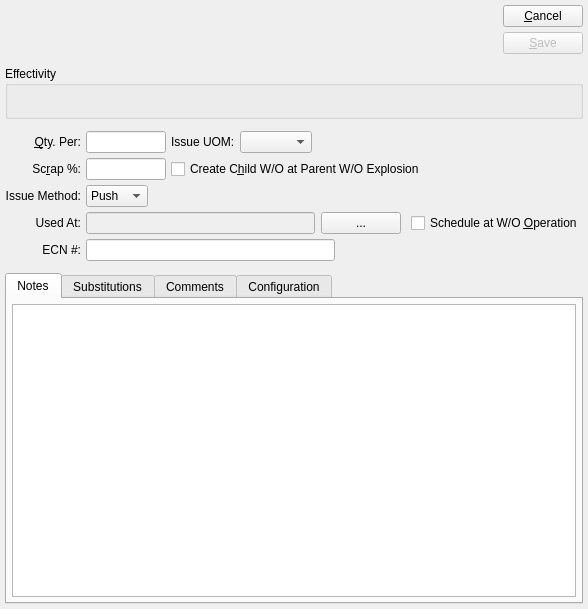
WooodHead/xtuple, file xtuple/trunk/guiclient/bomItem.ui: the form before one commit.
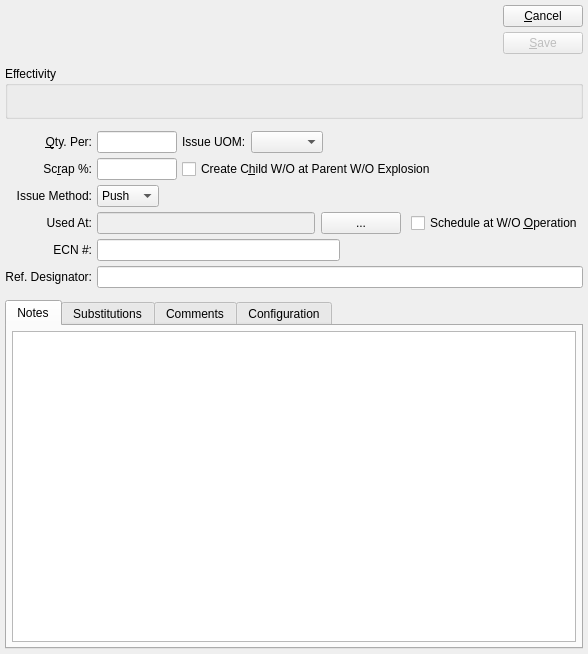
The form after the commit. Custom widgets are drawn as their Qt base class.

Patch:
```diff
--- a/xtuple/trunk/guiclient/bomItem.ui
+++ b/xtuple/trunk/guiclient/bomItem.ui
@@ -6,7 +6,7 @@
     <x>0</x>
     <y>0</y>
     <width>588</width>
-    <height>609</height>
+    <height>654</height>
    </rect>
   </property>
   <property name="windowTitle" >
@@ -15,10 +15,7 @@
   <layout class="QGridLayout" >
    <item row="0" column="0" >
     <layout class="QGridLayout" >
-     <property name="horizontalSpacing" >
-      <number>12</number>
-     </property>
-     <property name="verticalSpacing" >
+     <property name="spacing" >
       <number>12</number>
      </property>
      <item row="0" column="0" >
@@ -453,6 +450,19 @@
          </item>
         </layout>
        </item>
+       <item row="5" column="0" >
+        <widget class="QLabel" name="_refLit" >
+         <property name="text" >
+          <string>Ref. Designator:</string>
+         </property>
+         <property name="alignment" >
+          <set>Qt::AlignRight|Qt::AlignTrailing|Qt::AlignVCenter</set>
+         </property>
+        </widget>
+       </item>
+       <item row="5" column="1" >
+        <widget class="QLineEdit" name="_ref" />
+       </item>
       </layout>
      </item>
      <item row="3" column="0" >
```
Left out of the diff: 55 changed lines with no effect on the pictures.
